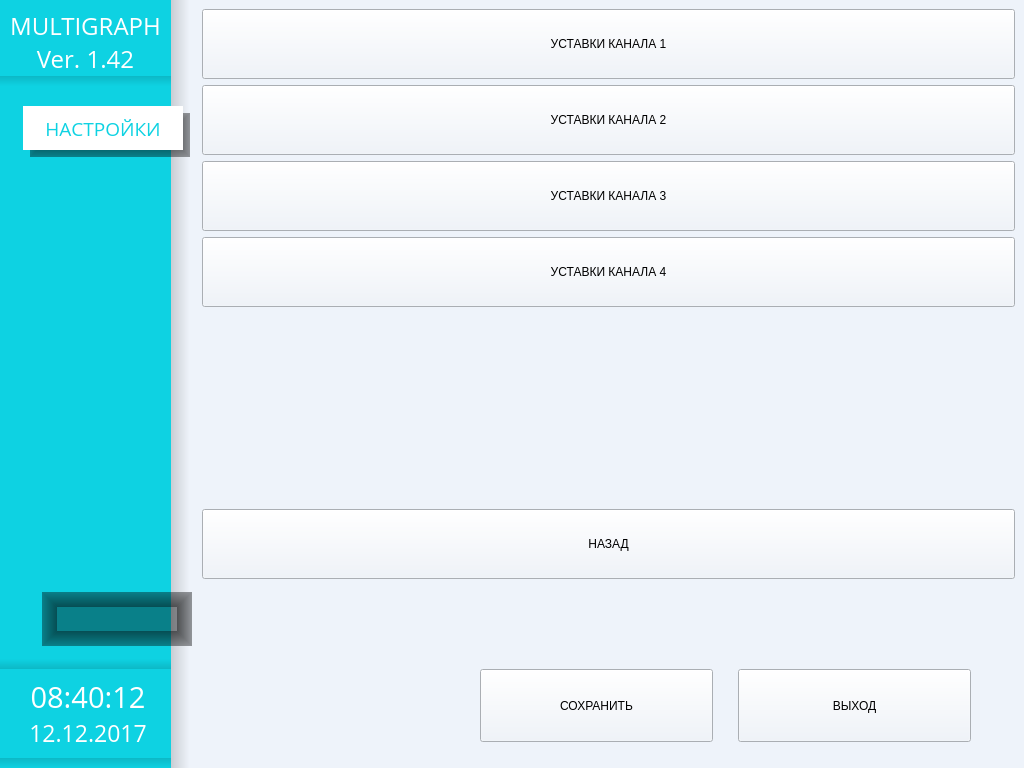
This is menu.ui in tomyqg/topaz-m as Qt 5 draws it before an edit. The edited form follows.
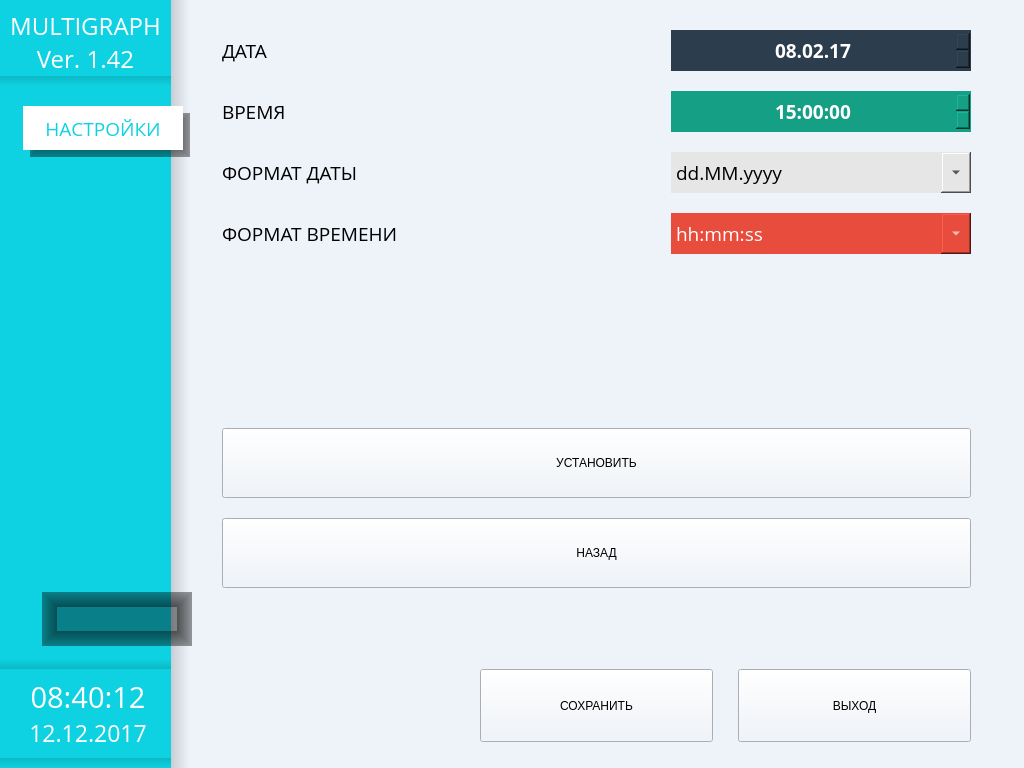
This is the edited form. Icons and pictures are not drawn. Custom widgets are drawn as their Qt base class.

Commit message: 1. Вызов виртуальной клавиатуры в новом интерфейсе 2. Настройка даты в новом интерфейсе

```diff
--- a/menu.ui
+++ b/menu.ui
@@ -283,6 +283,8 @@
          <font>
           <family>Open Sans</family>
           <pointsize>16</pointsize>
+          <weight>50</weight>
+          <bold>false</bold>
          </font>
         </property>
         <property name="styleSheet">
@@ -361,7 +363,7 @@
             <number>1</number>
            </property>
            <property name="currentIndex">
-            <number>7</number>
+            <number>9</number>
            </property>
            <widget class="QWidget" name="mainMenu">
             <layout class="QVBoxLayout" name="verticalLayout_3">
@@ -1257,6 +1259,18 @@
            </widget>
            <widget class="QWidget" name="page">
             <layout class="QVBoxLayout" name="verticalLayout_11">
+             <property name="leftMargin">
+              <number>29</number>
+             </property>
+             <property name="topMargin">
+              <number>30</number>
+             </property>
+             <property name="rightMargin">
+              <number>53</number>
+             </property>
+             <property name="bottomMargin">
+              <number>0</number>
+             </property>
              <item>
               <widget class="wButtonStyled" name="bUstavka_1">
                <property name="sizePolicy">
@@ -1368,15 +1382,21 @@
             </layout>
            </widget>
            <widget class="QWidget" name="page_2">
+            <layout class="QVBoxLayout" name="verticalLayout_12">
+             <property name="leftMargin">
+              <number>29</number>
+             </property>
+             <property name="topMargin">
+              <number>30</number>
+             </property>
+             <property name="rightMargin">
+              <number>53</number>
+             </property>
+             <property name="bottomMargin">
+              <number>0</number>
+             </property>
+             <item>
             <widget class="wButtonStyled" name="bMath_3">
-             <property name="geometry">
-              <rect>
-               <x>0</x>
-               <y>38</y>
-               <width>813</width>
-               <height>70</height>
-              </rect>
-             </property>
              <property name="sizePolicy">
               <sizepolicy hsizetype="Preferred" vsizetype="Preferred">
                <horstretch>0</horstretch>
@@ -1393,40 +1413,9 @@
               <string>СПИСОК ДИАГНОСТИК</string>
              </property>
             </widget>
-            <widget class="wButtonStyled" name="bBackDiagnostika">
-             <property name="geometry">
-              <rect>
-               <x>0</x>
-               <y>520</y>
-               <width>813</width>
-               <height>70</height>
-              </rect>
-             </property>
-             <property name="sizePolicy">
-              <sizepolicy hsizetype="Preferred" vsizetype="Preferred">
-               <horstretch>0</horstretch>
-               <verstretch>0</verstretch>
-              </sizepolicy>
-             </property>
-             <property name="minimumSize">
-              <size>
-               <width>0</width>
-               <height>70</height>
-              </size>
-             </property>
-             <property name="text">
-              <string>НАЗАД</string>
-             </property>
-            </widget>
+             </item>
+             <item>
             <widget class="wButtonStyled" name="bAnaliz_4">
-             <property name="geometry">
-              <rect>
-               <x>0</x>
-               <y>114</y>
-               <width>813</width>
-               <height>70</height>
-              </rect>
-             </property>
              <property name="sizePolicy">
               <sizepolicy hsizetype="Preferred" vsizetype="Preferred">
                <horstretch>0</horstretch>
@@ -1443,40 +1432,9 @@
               <string>ЖУРНАЛ СОБЫТИЙ</string>
              </property>
             </widget>
-            <widget class="wButtonStyled" name="bUstavki_4">
-             <property name="geometry">
-              <rect>
-               <x>0</x>
-               <y>266</y>
-               <width>811</width>
-               <height>70</height>
-              </rect>
-             </property>
-             <property name="sizePolicy">
-              <sizepolicy hsizetype="Preferred" vsizetype="Preferred">
-               <horstretch>0</horstretch>
-               <verstretch>0</verstretch>
-              </sizepolicy>
-             </property>
-             <property name="minimumSize">
-              <size>
-               <width>0</width>
-               <height>70</height>
-              </size>
-             </property>
-             <property name="text">
-              <string>ИЗМЕР. ЗНАЧЕНИЯ</string>
-             </property>
-            </widget>
+             </item>
+             <item>
             <widget class="wButtonStyled" name="bUstavki_5">
-             <property name="geometry">
-              <rect>
-               <x>0</x>
-               <y>190</y>
-               <width>811</width>
-               <height>70</height>
-              </rect>
-             </property>
              <property name="sizePolicy">
               <sizepolicy hsizetype="Preferred" vsizetype="Preferred">
                <horstretch>0</horstretch>
@@ -1493,15 +1451,28 @@
               <string>СВЕДЕНИЯ О ПРИБОРЕ</string>
              </property>
             </widget>
+             </item>
+             <item>
+              <widget class="wButtonStyled" name="bUstavki_4">
+               <property name="sizePolicy">
+                <sizepolicy hsizetype="Preferred" vsizetype="Preferred">
+                 <horstretch>0</horstretch>
+                 <verstretch>0</verstretch>
+                </sizepolicy>
+               </property>
+               <property name="minimumSize">
+                <size>
+                 <width>0</width>
+                 <height>70</height>
+                </size>
+               </property>
+               <property name="text">
+                <string>ИЗМЕР. ЗНАЧЕНИЯ</string>
+               </property>
+              </widget>
+             </item>
+             <item>
             <widget class="wButtonStyled" name="bUstavki_6">
-             <property name="geometry">
-              <rect>
-               <x>0</x>
-               <y>340</y>
-               <width>811</width>
-               <height>70</height>
-              </rect>
-             </property>
              <property name="sizePolicy">
               <sizepolicy hsizetype="Preferred" vsizetype="Preferred">
                <horstretch>0</horstretch>
@@ -1518,15 +1489,9 @@
               <string>ВЫХОДЫ</string>
              </property>
             </widget>
+             </item>
+             <item>
             <widget class="wButtonStyled" name="bUstavki_7">
-             <property name="geometry">
-              <rect>
-               <x>0</x>
-               <y>416</y>
-               <width>811</width>
-               <height>70</height>
-              </rect>
-             </property>
              <property name="sizePolicy">
               <sizepolicy hsizetype="Preferred" vsizetype="Preferred">
                <horstretch>0</horstretch>
@@ -1543,6 +1508,410 @@
               <string>МОДЕЛИРОВАНИЕ</string>
              </property>
             </widget>
+             </item>
+             <item>
+              <spacer name="verticalSpacer_10">
+               <property name="orientation">
+                <enum>Qt::Vertical</enum>
+               </property>
+               <property name="sizeHint" stdset="0">
+                <size>
+                 <width>20</width>
+                 <height>23</height>
+                </size>
+               </property>
+              </spacer>
+             </item>
+             <item>
+              <widget class="wButtonStyled" name="bBackDiagnostika">
+               <property name="sizePolicy">
+                <sizepolicy hsizetype="Preferred" vsizetype="Preferred">
+                 <horstretch>0</horstretch>
+                 <verstretch>0</verstretch>
+                </sizepolicy>
+               </property>
+               <property name="minimumSize">
+                <size>
+                 <width>0</width>
+                 <height>70</height>
+                </size>
+               </property>
+               <property name="text">
+                <string>НАЗАД</string>
+               </property>
+              </widget>
+             </item>
+            </layout>
+           </widget>
+           <widget class="QWidget" name="pageDateTime">
+            <layout class="QGridLayout" name="gridLayout">
+             <property name="leftMargin">
+              <number>29</number>
+             </property>
+             <property name="topMargin">
+              <number>30</number>
+             </property>
+             <property name="rightMargin">
+              <number>53</number>
+             </property>
+             <property name="bottomMargin">
+              <number>0</number>
+             </property>
+             <property name="spacing">
+              <number>20</number>
+             </property>
+             <item row="6" column="0" colspan="2">
+              <widget class="wButtonStyled" name="bBackDateTime">
+               <property name="sizePolicy">
+                <sizepolicy hsizetype="Preferred" vsizetype="Preferred">
+                 <horstretch>0</horstretch>
+                 <verstretch>0</verstretch>
+                </sizepolicy>
+               </property>
+               <property name="minimumSize">
+                <size>
+                 <width>0</width>
+                 <height>70</height>
+                </size>
+               </property>
+               <property name="text">
+                <string>НАЗАД</string>
+               </property>
+              </widget>
+             </item>
+             <item row="0" column="1">
+              <widget class="QDateEdit" name="dateEdit">
+               <property name="minimumSize">
+                <size>
+                 <width>0</width>
+                 <height>41</height>
+                </size>
+               </property>
+               <property name="maximumSize">
+                <size>
+                 <width>300</width>
+                 <height>16777215</height>
+                </size>
+               </property>
+               <property name="font">
+                <font>
+                 <family>Open Sans</family>
+                 <pointsize>14</pointsize>
+                 <weight>75</weight>
+                 <bold>true</bold>
+                </font>
+               </property>
+               <property name="styleSheet">
+                <string notr="true">background-color:rgb(44, 61, 77);
+color: rgb(255 , 255, 255);
+border-radius: 0px;</string>
+               </property>
+               <property name="alignment">
+                <set>Qt::AlignCenter</set>
+               </property>
+               <property name="readOnly">
+                <bool>false</bool>
+               </property>
+               <property name="showGroupSeparator" stdset="0">
+                <bool>true</bool>
+               </property>
+               <property name="maximumDate">
+                <date>
+                 <year>2027</year>
+                 <month>12</month>
+                 <day>31</day>
+                </date>
+               </property>
+               <property name="minimumDate">
+                <date>
+                 <year>2016</year>
+                 <month>12</month>
+                 <day>31</day>
+                </date>
+               </property>
+               <property name="displayFormat">
+                <string>dd.MM.yy</string>
+               </property>
+               <property name="date">
+                <date>
+                 <year>2017</year>
+                 <month>2</month>
+                 <day>8</day>
+                </date>
+               </property>
+              </widget>
+             </item>
+             <item row="2" column="1">
+              <widget class="QComboBox" name="DateFormat">
+               <property name="minimumSize">
+                <size>
+                 <width>0</width>
+                 <height>41</height>
+                </size>
+               </property>
+               <property name="maximumSize">
+                <size>
+                 <width>300</width>
+                 <height>16777215</height>
+                </size>
+               </property>
+               <property name="font">
+                <font>
+                 <family>Open Sans</family>
+                 <pointsize>14</pointsize>
+                </font>
+               </property>
+               <property name="styleSheet">
+                <string notr="true">QComboBox {
+background-color: rgb(230, 230, 230);
+color: rgb(0, 0, 0);
+border-radius: 0px;
+}
+QComboBox::drop-down {
+	width:30px;
+ }</string>
+               </property>
+               <item>
+                <property name="text">
+                 <string>dd.MM.yyyy</string>
+                </property>
+               </item>
+               <item>
+                <property name="text">
+                 <string>MM-dd-yyyy</string>
+                </property>
+               </item>
+               <item>
+                <property name="text">
+                 <string>dd-MM-yyyy</string>
+                </property>
+               </item>
+               <item>
+                <property name="text">
+                 <string>dd/MM/yyyy</string>
+                </property>
+               </item>
+               <item>
+                <property name="text">
+                 <string>MM/dd/yyyy</string>
+                </property>
+               </item>
+               <item>
+                <property name="text">
+                 <string>dd.MM.yyyy</string>
+                </property>
+               </item>
+               <item>
+                <property name="text">
+                 <string>MM.dd.yyyy</string>
+                </property>
+               </item>
+               <item>
+                <property name="text">
+                 <string>yyyy-MM-dd</string>
+                </property>
+               </item>
+              </widget>
+             </item>
+             <item row="2" column="0">
+              <widget class="QLabel" name="label_72">
+               <property name="font">
+                <font>
+                 <family>Open Sans</family>
+                 <pointsize>14</pointsize>
+                </font>
+               </property>
+               <property name="text">
+                <string>ФОРМАТ ДАТЫ</string>
+               </property>
+              </widget>
+             </item>
+             <item row="4" column="0" colspan="2">
+              <spacer name="verticalSpacer_11">
+               <property name="orientation">
+                <enum>Qt::Vertical</enum>
+               </property>
+               <property name="sizeHint" stdset="0">
+                <size>
+                 <width>20</width>
+                 <height>40</height>
+                </size>
+               </property>
+              </spacer>
+             </item>
+             <item row="1" column="0">
+              <widget class="QLabel" name="label_74">
+               <property name="font">
+                <font>
+                 <family>Open Sans</family>
+                 <pointsize>14</pointsize>
+                </font>
+               </property>
+               <property name="text">
+                <string>ВРЕМЯ</string>
+               </property>
+              </widget>
+             </item>
+             <item row="1" column="1">
+              <widget class="QTimeEdit" name="timeEdit">
+               <property name="minimumSize">
+                <size>
+                 <width>0</width>
+                 <height>41</height>
+                </size>
+               </property>
+               <property name="maximumSize">
+                <size>
+                 <width>300</width>
+                 <height>16777215</height>
+                </size>
+               </property>
+               <property name="font">
+                <font>
+                 <family>Open Sans</family>
+                 <pointsize>14</pointsize>
+                 <weight>75</weight>
+                 <bold>true</bold>
+                </font>
+               </property>
+               <property name="styleSheet">
+                <string notr="true">QTimeEdit {
+	background-color: rgb(21, 159, 133);
+	color: rgb(255, 255, 255);
+	border-radius: 0px;
+}
+QTimeEdit::drop-down {
+	width:30px;
+ }</string>
+               </property>
+               <property name="alignment">
+                <set>Qt::AlignCenter</set>
+               </property>
+               <property name="readOnly">
+                <bool>false</bool>
+               </property>
+               <property name="showGroupSeparator" stdset="0">
+                <bool>true</bool>
+               </property>
+               <property name="maximumDate">
+                <date>
+                 <year>2017</year>
+                 <month>1</month>
+                 <day>1</day>
+                </date>
+               </property>
+               <property name="minimumDate">
+                <date>
+                 <year>2017</year>
+                 <month>1</month>
+                 <day>1</day>
+                </date>
+               </property>
+               <property name="displayFormat">
+                <string>H:mm:ss</string>
+               </property>
+               <property name="time">
+                <time>
+                 <hour>15</hour>
+                 <minute>0</minute>
+                 <second>0</second>
+                </time>
+               </property>
+              </widget>
+             </item>
+             <item row="3" column="0">
+              <widget class="QLabel" name="label_73">
+               <property name="font">
+                <font>
+                 <family>Open Sans</family>
+                 <pointsize>14</pointsize>
+                </font>
+               </property>
+               <property name="text">
+                <string>ФОРМАТ ВРЕМЕНИ</string>
+               </property>
+              </widget>
+             </item>
+             <item row="3" column="1">
+              <widget class="QComboBox" name="timeformat">
+               <property name="minimumSize">
+                <size>
+                 <width>0</width>
+                 <height>41</height>
+                </size>
+               </property>
+               <property name="maximumSize">
+                <size>
+                 <width>300</width>
+                 <height>16777215</height>
+                </size>
+               </property>
+               <property name="font">
+                <font>
+                 <family>Open Sans</family>
+                 <pointsize>14</pointsize>
+                </font>
+               </property>
+               <property name="styleSheet">
+                <string notr="true">QComboBox {
+background-color: rgb(232, 76, 61);
+color: rgb(255, 255, 255);
+border-radius: 0px;
+}
+QComboBox::drop-down {
+	width:30px;
+ }</string>
+               </property>
+               <item>
+                <property name="text">
+                 <string>hh:mm:ss</string>
+                </property>
+               </item>
+               <item>
+                <property name="text">
+                 <string>hh.mm.ss</string>
+                </property>
+               </item>
+               <item>
+                <property name="text">
+                 <string>hh,mm,ss</string>
+                </property>
+               </item>
+              </widget>
+             </item>
+             <item row="0" column="0">
+              <widget class="QLabel" name="label_75">
+               <property name="font">
+                <font>
+                 <family>Open Sans</family>
+                 <pointsize>14</pointsize>
+                </font>
+               </property>
+               <property name="text">
+                <string>ДАТА</string>
+               </property>
+              </widget>
+             </item>
+             <item row="5" column="0" colspan="2">
+              <widget class="wButtonStyled" name="bBackDateTimeSet">
+               <property name="sizePolicy">
+                <sizepolicy hsizetype="Preferred" vsizetype="Preferred">
+                 <horstretch>0</horstretch>
+                 <verstretch>0</verstretch>
+                </sizepolicy>
+               </property>
+               <property name="minimumSize">
+                <size>
+                 <width>0</width>
+                 <height>70</height>
+                </size>
+               </property>
+               <property name="text">
+                <string>УСТАНОВИТЬ</string>
+               </property>
+              </widget>
+             </item>
+            </layout>
            </widget>
           </widget>
          </item>
```
Lines whose indentation alone changed are shown as unchanged. The commit also changes 13 other files.
